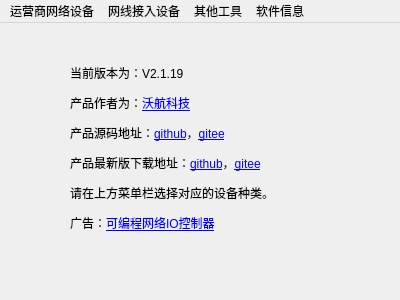
Above: mainwindow/mainwindow.ui from worldflyingct/setdevicetool before the change. Below: the same form after it.
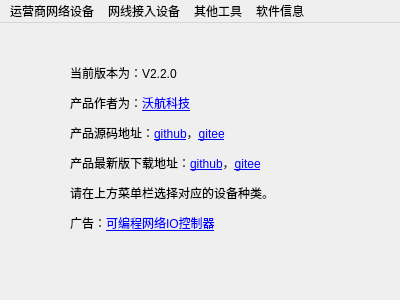
That is the form after the change. Icons and pictures are not drawn.

Commit message: 完成智能插座与空调伴侣的设置功能

```diff
--- a/mainwindow/mainwindow.ui
+++ b/mainwindow/mainwindow.ui
@@ -31,7 +31,7 @@
      </rect>
     </property>
     <property name="text">
-     <string>&lt;html&gt;&lt;head/&gt;&lt;body&gt;&lt;p&gt;当前版本为：V2.1.19&lt;/p&gt;&lt;p&gt;产品作者为：&lt;a href=&quot;https://www.worldflying.cn&quot;&gt;&lt;span style=&quot; text-decoration: underline; color:#0000ff;&quot;&gt;沃航科技&lt;/span&gt;&lt;/a&gt;&lt;/p&gt;&lt;p&gt;产品源码地址：&lt;a href=&quot;https://github.com/worldflyingct/setdevicetool&quot;&gt;&lt;span style=&quot; text-decoration: underline; color:#0000ff;&quot;&gt;github&lt;/span&gt;&lt;/a&gt;，&lt;a href=&quot;https://gitee.com/worldflying/setdevicetool&quot;&gt;&lt;span style=&quot; text-decoration: underline; color:#0000ff;&quot;&gt;gitee&lt;/span&gt;&lt;/a&gt;&lt;/p&gt;&lt;p&gt;产品最新版下载地址：&lt;a href=&quot;https://github.com/worldflyingct/setdevicetool/releases&quot;&gt;&lt;span style=&quot; text-decoration: underline; color:#0000ff;&quot;&gt;github&lt;/span&gt;&lt;/a&gt;，&lt;a href=&quot;https://gitee.com/worldflying/setdevicetool/releases&quot;&gt;&lt;span style=&quot; text-decoration: underline; color:#0000ff;&quot;&gt;gitee&lt;/span&gt;&lt;/a&gt;&lt;/p&gt;&lt;p&gt;请在上方菜单栏选择对应的设备种类。&lt;/p&gt;&lt;p&gt;广告：&lt;a href=&quot;https://www.worldflying.cn/product-type-programio.html&quot;&gt;&lt;span style=&quot; text-decoration: underline; color:#0000ff;&quot;&gt;可编程网络IO控制器&lt;/span&gt;&lt;/a&gt;&lt;/p&gt;&lt;/body&gt;&lt;/html&gt;</string>
+     <string>&lt;html&gt;&lt;head/&gt;&lt;body&gt;&lt;p&gt;当前版本为：V2.2.0&lt;/p&gt;&lt;p&gt;产品作者为：&lt;a href=&quot;https://www.worldflying.cn&quot;&gt;&lt;span style=&quot; text-decoration: underline; color:#0000ff;&quot;&gt;沃航科技&lt;/span&gt;&lt;/a&gt;&lt;/p&gt;&lt;p&gt;产品源码地址：&lt;a href=&quot;https://github.com/worldflyingct/setdevicetool&quot;&gt;&lt;span style=&quot; text-decoration: underline; color:#0000ff;&quot;&gt;github&lt;/span&gt;&lt;/a&gt;，&lt;a href=&quot;https://gitee.com/worldflying/setdevicetool&quot;&gt;&lt;span style=&quot; text-decoration: underline; color:#0000ff;&quot;&gt;gitee&lt;/span&gt;&lt;/a&gt;&lt;/p&gt;&lt;p&gt;产品最新版下载地址：&lt;a href=&quot;https://github.com/worldflyingct/setdevicetool/releases&quot;&gt;&lt;span style=&quot; text-decoration: underline; color:#0000ff;&quot;&gt;github&lt;/span&gt;&lt;/a&gt;，&lt;a href=&quot;https://gitee.com/worldflying/setdevicetool/releases&quot;&gt;&lt;span style=&quot; text-decoration: underline; color:#0000ff;&quot;&gt;gitee&lt;/span&gt;&lt;/a&gt;&lt;/p&gt;&lt;p&gt;请在上方菜单栏选择对应的设备种类。&lt;/p&gt;&lt;p&gt;广告：&lt;a href=&quot;https://www.worldflying.cn/product-type-programio.html&quot;&gt;&lt;span style=&quot; text-decoration: underline; color:#0000ff;&quot;&gt;可编程网络IO控制器&lt;/span&gt;&lt;/a&gt;&lt;/p&gt;&lt;/body&gt;&lt;/html&gt;</string>
     </property>
     <property name="openExternalLinks">
      <bool>true</bool>
```
The commit also changes 3 other files.
